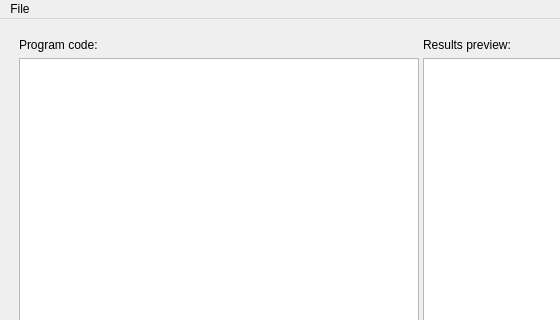
Old version of the form abacusGui/mainwindow.ui in the repository Legich55555/abacus; both pictures show x 0 to 560 and y 0 to 320 of the 800 by 575 pixel window.
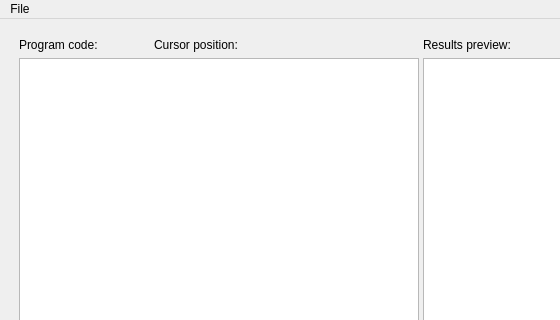
New version of the form.

Patch:
```diff
--- a/abacusGui/mainwindow.ui
+++ b/abacusGui/mainwindow.ui
@@ -64,11 +64,29 @@
         <item>
          <layout class="QVBoxLayout" name="verticalLayout_2">
           <item>
+           <layout class="QHBoxLayout" name="horizontalLayout_2">
+            <item>
            <widget class="QLabel" name="label_2">
             <property name="text">
              <string>Program code:</string>
             </property>
            </widget>
+            </item>
+            <item>
+             <widget class="QLabel" name="label_5">
+              <property name="text">
+               <string>Cursor position:</string>
+              </property>
+             </widget>
+            </item>
+            <item>
+             <widget class="QLabel" name="cursorPosLabel">
+              <property name="text">
+               <string/>
+              </property>
+             </widget>
+            </item>
+           </layout>
           </item>
           <item>
            <widget class="QPlainTextEdit" name="sourceEditor">
```
Lines whose indentation alone changed are shown as unchanged.
